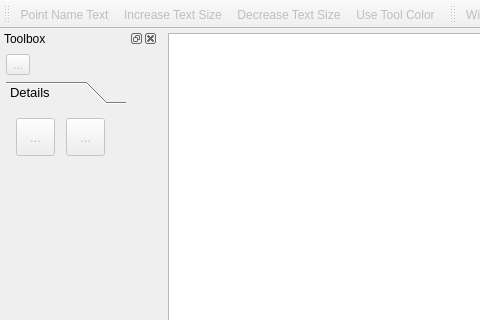
The window that src/app/seamly2d/mainwindow.ui (seamly/Seamly2D) describes before a commit, drawn with Qt 5; both pictures show x 0 to 480 and y 117 to 437 of the 1100 by 809 pixel window.
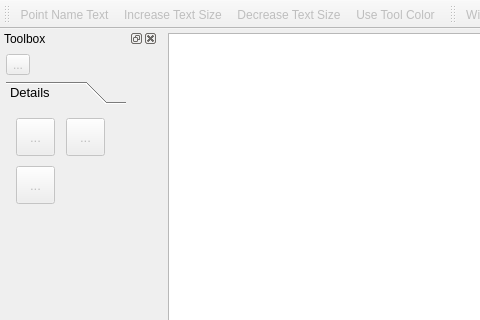
The same window after the commit. The open tabs and pages were chosen to show the change. Icons and pictures are not drawn. Custom widgets are drawn as their Qt base class.

Commit message:
Add Piece Mirror to the Piece mode toolbox, menu and toolbar
- Details page: Piece Mirror button under Unite Pieces; page and toolbox
  grow by one button row
- Tools > Details menu, Details toolbar, pieces popup menu; shortcut M, P
- The dialog gets the pieces of the active draft block
- On OK the mirror operation goes to the draft scene and the full piece
  to the piece scene; cancel, repeat last tool and enable state as Union

What changed in the file:
```diff
--- a/src/app/seamly2d/mainwindow.ui
+++ b/src/app/seamly2d/mainwindow.ui
@@ -2345,7 +2345,7 @@
              <x>0</x>
              <y>0</y>
              <width>120</width>
-             <height>111</height>
+             <height>159</height>
             </rect>
            </property>
            <property name="sizePolicy">
@@ -2386,7 +2386,7 @@
               <x>0</x>
               <y>0</y>
               <width>120</width>
-              <height>82</height>
+              <height>130</height>
              </rect>
             </property>
             <property name="toolTip">
@@ -2466,6 +2466,38 @@
               <bool>true</bool>
              </property>
             </widget>
+            <widget class="QToolButton" name="pieceMirror_ToolButton">
+             <property name="enabled">
+              <bool>false</bool>
+             </property>
+             <property name="geometry">
+              <rect>
+               <x>10</x>
+               <y>58</y>
+               <width>39</width>
+               <height>38</height>
+              </rect>
+             </property>
+             <property name="toolTip">
+              <string>Mirror a Half Piece Across Its Fold Line (M, P)</string>
+             </property>
+             <property name="text">
+              <string notr="true">...</string>
+             </property>
+             <property name="icon">
+              <iconset resource="share/resources/toolicon.qrc">
+               <normaloff>:/toolicon/32x32/piece_mirror.png</normaloff>:/toolicon/32x32/piece_mirror.png</iconset>
+             </property>
+             <property name="iconSize">
+              <size>
+               <width>32</width>
+               <height>32</height>
+              </size>
+             </property>
+             <property name="checkable">
+              <bool>true</bool>
+             </property>
+            </widget>
            </widget>
           </widget>
          </widget>
```
Left out of the diff: 17 changed lines with no effect on the pictures. The commit also changes 2 other files.
